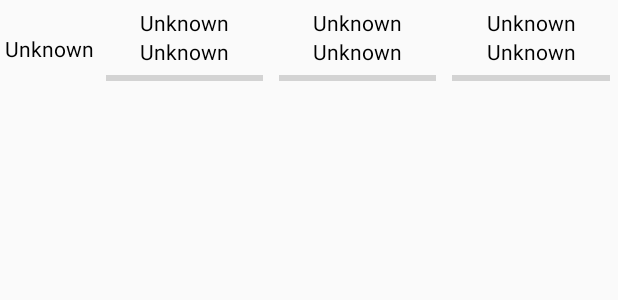
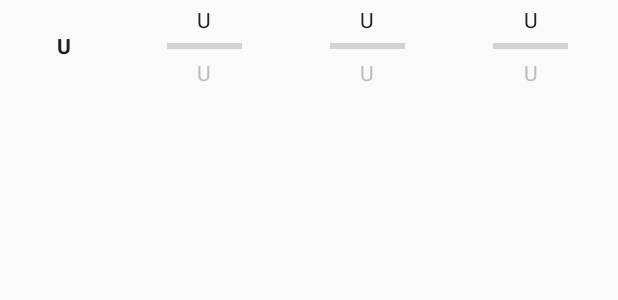
Before and after one commit to nabilcreates/WhereTheBusAh, an Android app: the layout bus_timings_list_layout.xml on its own in the app's theme, with its tools: preview values and no code run, on a phone screen of 412 x 824 dp. Shown: the top 300 px of the screen. Run offline under Robolectric (Android 15) with nearby library versions, the light colour scheme and no system bars.

Commit message:
Adjusted layout and colors and styles

```diff
--- a/app/src/main/res/layout/activity_timing.xml
+++ b/app/src/main/res/layout/activity_timing.xml
@@ -1,7 +1,6 @@
 <?xml version="1.0" encoding="utf-8"?>
 <FrameLayout xmlns:android="http://schemas.android.com/apk/res/android"
     android:orientation="vertical" android:layout_width="match_parent"
-    android:padding="10dp"
     android:layout_height="match_parent">
 
     <ProgressBar
--- a/app/src/main/res/layout/bus_stop_list_layout.xml
+++ b/app/src/main/res/layout/bus_stop_list_layout.xml
@@ -6,7 +6,7 @@
     android:layout_height="match_parent">
 
     <TextView
-        style="@style/bus_stop_name_list_style"
+        style="@style/bold_black_text"
         android:id="@+id/list_bus_stop_name"
         android:layout_width="match_parent"
         android:layout_height="wrap_content"/>
--- a/app/src/main/res/layout/bus_timings_list_layout.xml
+++ b/app/src/main/res/layout/bus_timings_list_layout.xml
@@ -1,5 +1,6 @@
 <?xml version="1.0" encoding="utf-8"?>
 <LinearLayout xmlns:android="http://schemas.android.com/apk/res/android"
+    android:padding="3dp"
     android:layout_width="match_parent"
     android:layout_height="wrap_content"
     android:orientation="horizontal">
@@ -8,13 +9,13 @@
         android:layout_gravity="center"
         android:textAlignment="center"
         android:id="@+id/list_timing_bus_no"
+        style="@style/bold_black_text"
         android:layout_width="20dp"
         android:layout_height="wrap_content"
         android:layout_weight="1"
         android:text="@string/default_unknown_string" />
 
     <LinearLayout
-        android:padding="5dp"
         android:layout_width="wrap_content"
         android:layout_height="wrap_content"
         android:layout_weight="1"
@@ -27,22 +28,22 @@
             android:layout_height="match_parent"
             android:text="@string/default_unknown_string" />
 
+
+        <ProgressBar
+            android:id="@+id/list_timing_next_load_progressbar"
+            style="@style/bus_timings_progress_bar_style"
+            android:layout_height="match_parent" />
+
         <TextView
             android:textAlignment="center"
             android:id="@+id/list_timing_next_type"
             android:layout_width="match_parent"
             android:layout_height="match_parent"
+            style="@style/grey_text"
             android:text="@string/default_unknown_string" />
-
-        <ProgressBar
-            android:id="@+id/list_timing_next_load_progressbar"
-            style="?android:attr/progressBarStyleHorizontal"
-            android:layout_width="match_parent"
-            android:layout_height="match_parent" />
     </LinearLayout>
 
     <LinearLayout
-        android:padding="5dp"
         android:layout_width="wrap_content"
         android:layout_height="wrap_content"
         android:layout_weight="1"
@@ -55,22 +56,22 @@
             android:layout_height="match_parent"
             android:text="@string/default_unknown_string" />
 
+
+        <ProgressBar
+            android:id="@+id/list_timing_next2_load_progressbar"
+            style="@style/bus_timings_progress_bar_style"
+            android:layout_height="match_parent" />
+
         <TextView
             android:textAlignment="center"
             android:id="@+id/list_timing_next2_type"
             android:layout_width="match_parent"
             android:layout_height="match_parent"
+            style="@style/grey_text"
             android:text="@string/default_unknown_string" />
-
-        <ProgressBar
-            android:id="@+id/list_timing_next2_load_progressbar"
-            style="?android:attr/progressBarStyleHorizontal"
-            android:layout_width="match_parent"
-            android:layout_height="match_parent" />
     </LinearLayout>
 
     <LinearLayout
-        android:padding="5dp"
         android:layout_width="wrap_content"
         android:layout_height="wrap_content"
         android:layout_weight="1"
@@ -83,18 +84,19 @@
             android:layout_height="match_parent"
             android:text="@string/default_unknown_string" />
 
+
+        <ProgressBar
+            android:id="@+id/list_timing_next3_load_progressbar"
+            style="@style/bus_timings_progress_bar_style"
+            android:layout_height="match_parent" />
+
         <TextView
             android:textAlignment="center"
             android:id="@+id/list_timing_next3_type"
             android:layout_width="match_parent"
             android:layout_height="match_parent"
+            style="@style/grey_text"
             android:text="@string/default_unknown_string" />
-
-        <ProgressBar
-            android:id="@+id/list_timing_next3_load_progressbar"
-            style="?android:attr/progressBarStyleHorizontal"
-            android:layout_width="match_parent"
-            android:layout_height="match_parent" />
     </LinearLayout>
 
 </LinearLayout>
--- a/app/src/main/res/layout/favourites_list.xml
+++ b/app/src/main/res/layout/favourites_list.xml
@@ -6,7 +6,7 @@
     android:layout_height="match_parent">
 
     <TextView
-        style="@style/bus_stop_name_list_style"
+        style="@style/bold_black_text"
         android:id="@+id/list_favourites_bus_stop_name"
         android:layout_width="match_parent"
         android:layout_height="wrap_content"/>
--- a/app/src/main/res/values/colors.xml
+++ b/app/src/main/res/values/colors.xml
@@ -3,5 +3,6 @@
     <color name="colorPrimary">#7b1fa2</color>
     <color name="colorPrimaryDark">#4a0072</color>
     <color name="colorAccent">#9b27af</color>
-    <color name="color_black">#000000</color>
+    <color name="color_black">#212121</color>
+    <color name="color_grey">#BDBDBD</color>
 </resources>
--- a/app/src/main/res/values/strings.xml
+++ b/app/src/main/res/values/strings.xml
@@ -2,7 +2,7 @@
     <string name="app_name">WhereTheBusAh</string>
     <string name="search_input_text">Search</string>
     <string name="search_button_text">Search</string>
-    <string name="default_unknown_string">Unknown</string>
+    <string name="default_unknown_string">U</string>
     <string name="default_no_favourites_string">No favourites! Add one by clicking the star icon when looking at the bus timings!</string>
 
 <!--    TODO: Remove this (Implement a delete feature-->
--- a/app/src/main/res/values/styles.xml
+++ b/app/src/main/res/values/styles.xml
@@ -9,9 +9,18 @@
         <item name="android:textColor">@color/color_black</item>
     </style>
 
-    <style name="bus_stop_name_list_style" parent="TextAppearance.AppCompat">
-        <item name="android:textSize">20sp</item>
-        <item name="android:color">@color/color_black</item>
+    <style name="bold_black_text" parent="TextAppearance.AppCompat">
+        <item name="android:textStyle">bold</item>
+        <item name="android:textColor">@color/color_black</item>
+    </style>
+
+    <style name="bus_timings_progress_bar_style" parent="Widget.AppCompat.ProgressBar.Horizontal">
+        <item name="android:layout_width">50dp</item>
+        <item name="android:layout_gravity">center</item>
+    </style>
+
+    <style name="grey_text" parent="TextAppearance.AppCompat">
+        <item name="android:textColor">@color/color_grey</item>
     </style>
 
 </resources>
```
Also changed, not shown: 1 other file.
